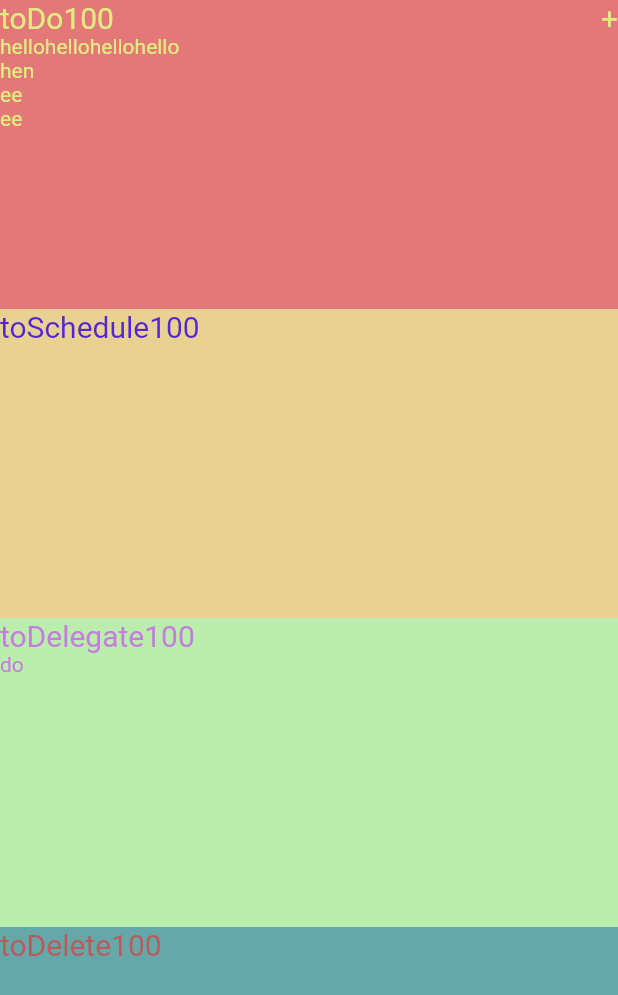
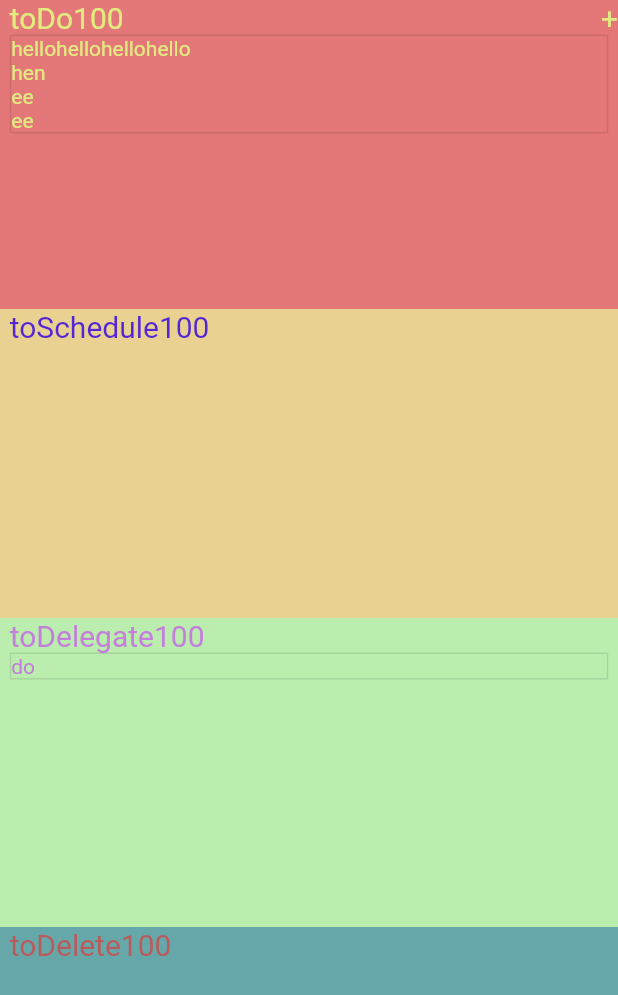
Before and after one commit to SlipFlutterPairProgramming/todo_list, a Flutter app: the screen it shows after launch, on a phone screen of 412 x 824 dp. Shown: the top 995 px of the screen. Run offline on Flutter 3.47's test engine with Material 2 defaults, Android fonts, the phone set to English and light mode, and no system bars; our stand-ins replace get.

Commit message:
:lipstick: 각 위젯의 경계 추가 및 사용성 개선

```diff
--- a/lib/main.dart
+++ b/lib/main.dart
@@ -120,6 +120,7 @@
                 checkStateAndAction();
               },
               child: Container(
+                padding: const EdgeInsets.symmetric(horizontal: 6.5),
                 color: bg,
                 child: Column(
                   children: [
--- a/lib/todo_tile.dart
+++ b/lib/todo_tile.dart
@@ -58,10 +58,9 @@ class _TodoTileState extends State<TodoTile> {
   @override
   Widget build(BuildContext context) {
     final (_, color) = getGroupColors(widget.group);
-    return Row(
-      children: [
-        Expanded(
+    return Expanded(
       child: GestureDetector(
+        key: Key(widget.uuid),
         onHorizontalDragStart: (DragStartDetails details) {
           begin = details.localPosition;
         },
@@ -83,7 +82,17 @@ class _TodoTileState extends State<TodoTile> {
         onLongPress: () => setState(() {
           widget.favorite = !widget.favorite;
         }),
-            key: Key(widget.uuid),
+        onTap: () {},
+        child: Container(
+          decoration: BoxDecoration(
+            border: Border.all(
+              width: 1,
+              color: const Color.fromRGBO(1, 1, 1, 0.1),
+            ),
+          ),
+          child: Row(
+            children: [
+              Expanded(
                 child: Row(
                   children: [
                     widget.favorite
@@ -98,8 +107,10 @@ class _TodoTileState extends State<TodoTile> {
                   ],
                 ),
               ),
+            ],
           ),
-      ],
+        ),
+      ),
     );
   }
 }
```
Lines whose indentation alone changed are shown as unchanged.
